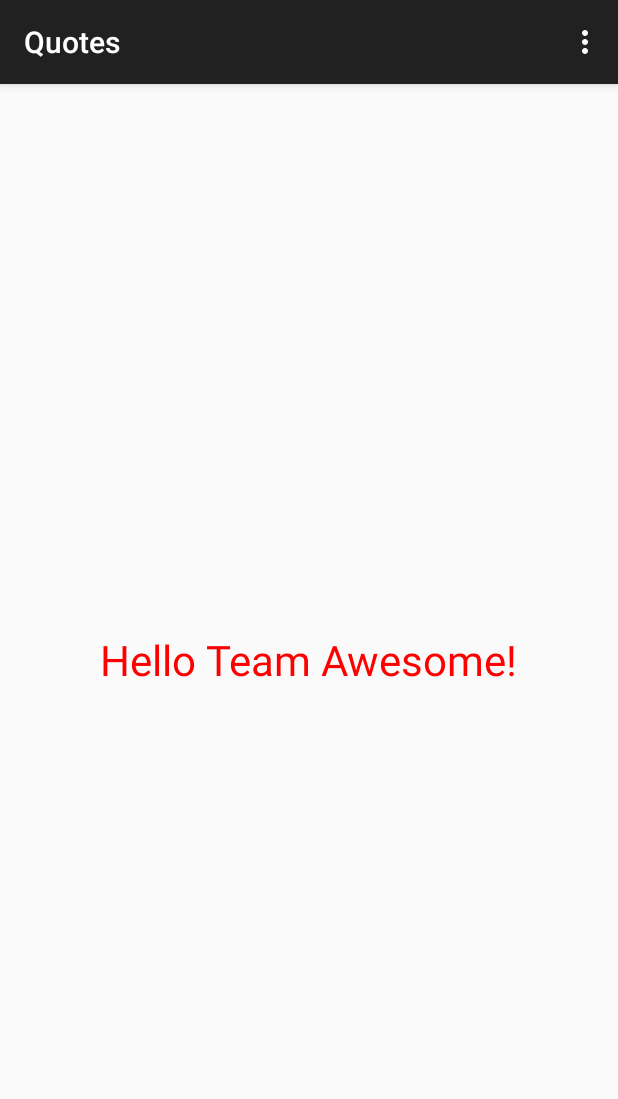
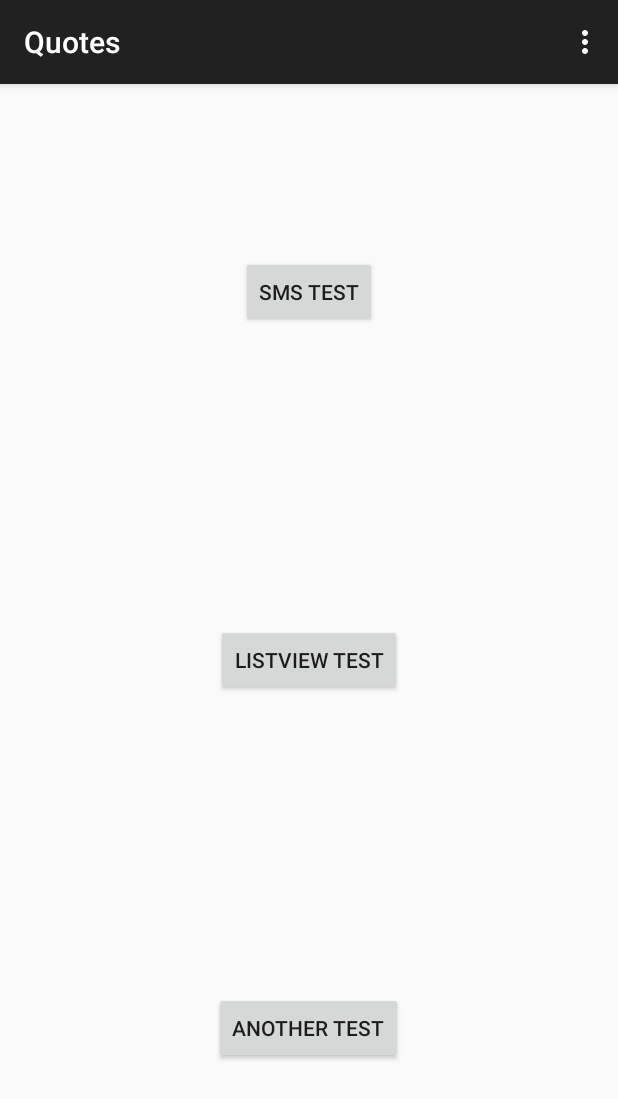
Before and after one commit to thexwts/cs246-quotes-app, an Android app: the screen it shows after launch (MainActivity), on a phone screen of 412 x 824 dp. Shown: the top 1099 px of the screen. Run offline under Robolectric (Android 15) with nearby library versions, the phone set to English and light mode, and no system bars.

Commit message:
Initial test viewer commit

```diff
--- a/app/src/main/res/layout/activity_main.xml
+++ b/app/src/main/res/layout/activity_main.xml
@@ -1,7 +1,8 @@
 <?xml version="1.0" encoding="utf-8"?>
-<RelativeLayout
+<LinearLayout
         xmlns:android="http://schemas.android.com/apk/res/android"
         xmlns:tools="http://schemas.android.com/tools"
+        android:orientation="vertical"
         android:layout_width="match_parent"
         android:layout_height="match_parent"
         android:paddingLeft="@dimen/activity_horizontal_margin"
@@ -10,9 +11,40 @@
         android:paddingBottom="@dimen/activity_vertical_margin"
         tools:context="edu.teamawesome.cs246.quotes.MainActivity">
 
-    <TextView
-            android:text="Hello Team Awesome!"
-            android:layout_width="wrap_content"
-            android:layout_height="wrap_content" android:layout_centerVertical="true"
-            android:layout_centerHorizontal="true" android:textColor="#ff0000" android:textSize="28sp"/>
-</RelativeLayout>
+    <RelativeLayout
+            android:layout_width="match_parent"
+            android:layout_height="0dp"
+            android:layout_weight="1">
+
+        <Button
+                android:layout_width="wrap_content"
+                android:layout_height="wrap_content"
+                android:text="@string/sms_test_button"
+                android:onClick="smsTestClick"
+                android:id="@+id/sms_test_button" android:layout_centerVertical="true" android:layout_centerHorizontal="true"/>
+    </RelativeLayout>
+    <RelativeLayout
+            android:layout_width="match_parent"
+            android:layout_height="0dp"
+            android:layout_weight="1">
+
+        <Button
+                android:layout_width="wrap_content"
+                android:layout_height="wrap_content"
+                android:text="@string/list_view_test_button"
+                android:onClick="listViewTestClick"
+                android:id="@+id/list_view_test_button" android:layout_centerVertical="true" android:layout_centerHorizontal="true"/>
+    </RelativeLayout>
+    <RelativeLayout
+            android:layout_width="match_parent"
+            android:layout_height="0dp"
+            android:layout_weight="1">
+
+        <Button
+                android:layout_width="wrap_content"
+                android:layout_height="wrap_content"
+                android:text="@string/another_test_button"
+                android:onClick="anotherTestClick"
+                android:id="@+id/another_test_button" android:layout_centerVertical="true" android:layout_centerHorizontal="true"/>
+    </RelativeLayout>
+</LinearLayout>
--- a/app/src/main/res/values/dimens.xml
+++ b/app/src/main/res/values/dimens.xml
@@ -2,4 +2,5 @@
     <!-- Default screen margins, per the Android Design guidelines. -->
     <dimen name="activity_horizontal_margin">16dp</dimen>
     <dimen name="activity_vertical_margin">16dp</dimen>
+    <dimen name="text_margin">16dp</dimen>
 </resources>
--- a/app/src/main/res/values/strings.xml
+++ b/app/src/main/res/values/strings.xml
@@ -1,4 +1,8 @@
 <resources>
     <string name="app_name">Quotes</string>
     <string name="action_settings">Settings</string>
+    <string name="sms_test_button">SMS Test</string>
+    <string name="list_view_test_button">ListView Test</string>
+    <string name="another_test_button">Another Test</string>
+    <string name="title_activity_list_view_test">ListViewTestActivity</string>
 </resources>
```
Also changed, not shown: app/src/main/AndroidManifest.xml (+8 -0 lines), app/src/main/java/edu/teamawesome/cs246/quotes/ListViewTestActivity.java (added, +20 -0 lines), app/src/main/java/edu/teamawesome/cs246/quotes/MainActivity.java (+39 -0 lines), app/src/main/res/layout/activity_list_view_test.xml (added, +13 -0 lines).
